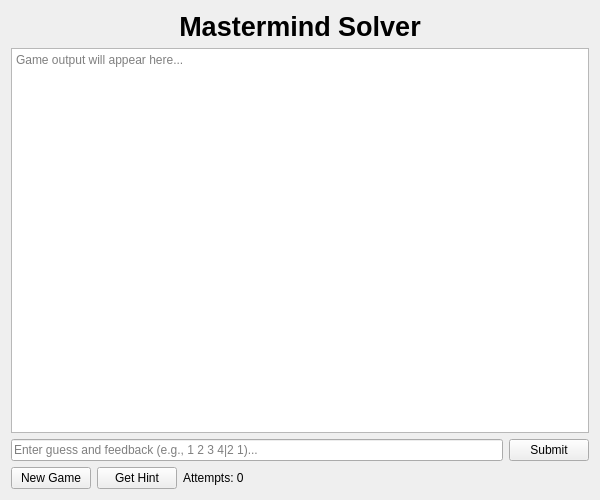
Old version of the form src/gui/MastermindWidget.ui in the repository satsinush/word-games.
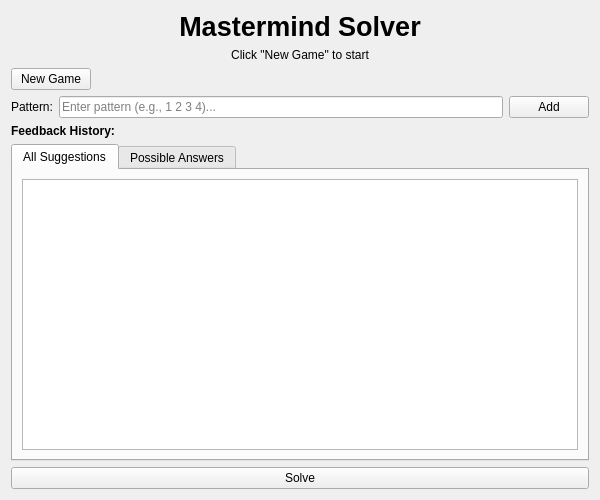
New version of the form.

```diff
--- a/src/gui/MastermindWidget.ui
+++ b/src/gui/MastermindWidget.ui
@@ -32,35 +32,17 @@
     </widget>
    </item>
    <item>
-    <widget class="QTextEdit" name="outputArea">
-     <property name="readOnly">
-      <bool>true</bool>
+    <widget class="QLabel" name="configInfoLabel">
+     <property name="text">
+      <string>Click "New Game" to start</string>
      </property>
-     <property name="placeholderText">
-      <string>Game output will appear here...</string>
+     <property name="alignment">
+      <set>Qt::AlignCenter</set>
      </property>
     </widget>
    </item>
    <item>
-    <layout class="QHBoxLayout" name="inputLayout">
-     <item>
-      <widget class="QLineEdit" name="inputField">
-       <property name="placeholderText">
-        <string>Enter guess and feedback (e.g., 1 2 3 4|2 1)...</string>
-       </property>
-      </widget>
-     </item>
-     <item>
-      <widget class="QPushButton" name="submitBtn">
-       <property name="text">
-        <string>Submit</string>
-       </property>
-      </widget>
-     </item>
-    </layout>
-   </item>
-   <item>
-    <layout class="QHBoxLayout" name="controlLayout">
+    <layout class="QHBoxLayout" name="topControlLayout">
      <item>
       <widget class="QPushButton" name="newGameBtn">
        <property name="text">
@@ -69,21 +51,7 @@
       </widget>
      </item>
      <item>
-      <widget class="QPushButton" name="hintBtn">
-       <property name="text">
-        <string>Get Hint</string>
-       </property>
-      </widget>
-     </item>
-     <item>
-      <widget class="QLabel" name="attemptsLabel">
-       <property name="text">
-        <string>Attempts: 0</string>
-       </property>
-      </widget>
-     </item>
-     <item>
-      <spacer name="horizontalSpacer">
+      <spacer name="topSpacer">
        <property name="orientation">
         <enum>Qt::Horizontal</enum>
        </property>
@@ -97,6 +65,92 @@
      </item>
     </layout>
    </item>
+   <item>
+    <layout class="QHBoxLayout" name="patternLayout">
+     <item>
+      <widget class="QLabel" name="patternLabel">
+       <property name="text">
+        <string>Pattern:</string>
+       </property>
+      </widget>
+     </item>
+     <item>
+      <widget class="QLineEdit" name="patternField">
+       <property name="placeholderText">
+        <string>Enter pattern (e.g., 1 2 3 4)...</string>
+       </property>
+      </widget>
+     </item>
+     <item>
+      <widget class="QPushButton" name="submitBtn">
+       <property name="text">
+        <string>Add</string>
+       </property>
+      </widget>
+     </item>
+    </layout>
+   </item>
+   <item>
+    <widget class="QLabel" name="feedbackListLabel">
+     <property name="font">
+      <font>
+       <weight>75</weight>
+       <bold>true</bold>
+      </font>
+     </property>
+     <property name="text">
+      <string>Feedback History:</string>
+     </property>
+    </widget>
+   </item>
+   <item>
+    <widget class="QTabWidget" name="resultsTabWidget">
+     <property name="currentIndex">
+      <number>0</number>
+     </property>
+     <widget class="QWidget" name="allTab">
+      <attribute name="title">
+       <string>All Suggestions</string>
+      </attribute>
+      <layout class="QVBoxLayout" name="allTabLayout">
+       <item>
+        <widget class="QTableWidget" name="allResultsTable">
+         <property name="editTriggers">
+          <set>QAbstractItemView::NoEditTriggers</set>
+         </property>
+         <property name="selectionBehavior">
+          <enum>QAbstractItemView::SelectRows</enum>
+         </property>
+        </widget>
+       </item>
+      </layout>
+     </widget>
+     <widget class="QWidget" name="possibleTab">
+      <attribute name="title">
+       <string>Possible Answers</string>
+      </attribute>
+      <layout class="QVBoxLayout" name="possibleTabLayout">
+       <item>
+        <widget class="QTableWidget" name="possibleResultsTable">
+         <property name="editTriggers">
+          <set>QAbstractItemView::NoEditTriggers</set>
+         </property>
+         <property name="selectionBehavior">
+          <enum>QAbstractItemView::SelectRows</enum>
+         </property>
+        </widget>
+       </item>
+      </layout>
+     </widget>
+    </widget>
+   </item>
+   <item>
+    <widget class="QPushButton" name="solveBtn">
+     <property name="text">
+      <string>Solve</string>
+     </property>
+    </widget>
+   </item>
   </layout>
  </widget>
  <resources/>
```
